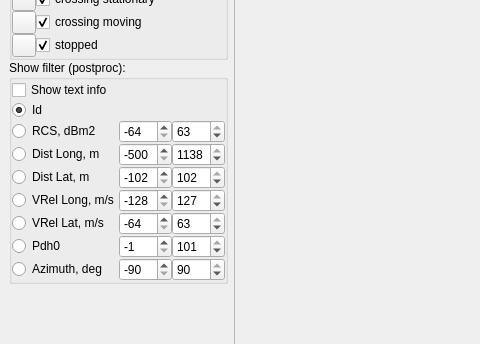
Above: displaydata.ui from anatoltrush/RadarVisual before the change; both pictures show x 0 to 480 and y 233 to 577 of the 700 by 680 pixel window. Below: the same form after it.
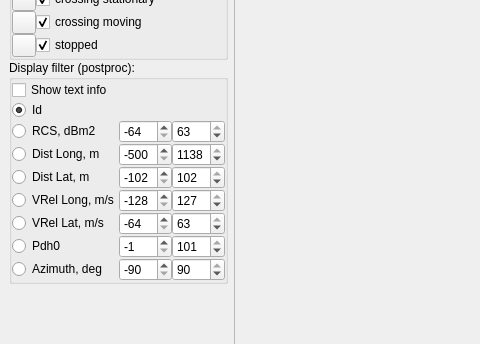
That is the form after the change. Icons and pictures are not drawn.

Commit message: Zoom in target

Patch:
```diff
--- a/displaydata.ui
+++ b/displaydata.ui
@@ -293,7 +293,7 @@
       <item>
        <widget class="QGroupBox" name="gBClFilt">
         <property name="title">
-         <string>Show filter (postproc):</string>
+         <string>Display filter (postproc):</string>
         </property>
         <layout class="QGridLayout" name="gridLayout_4">
          <property name="leftMargin">
```
The commit also changes 2 other files.
